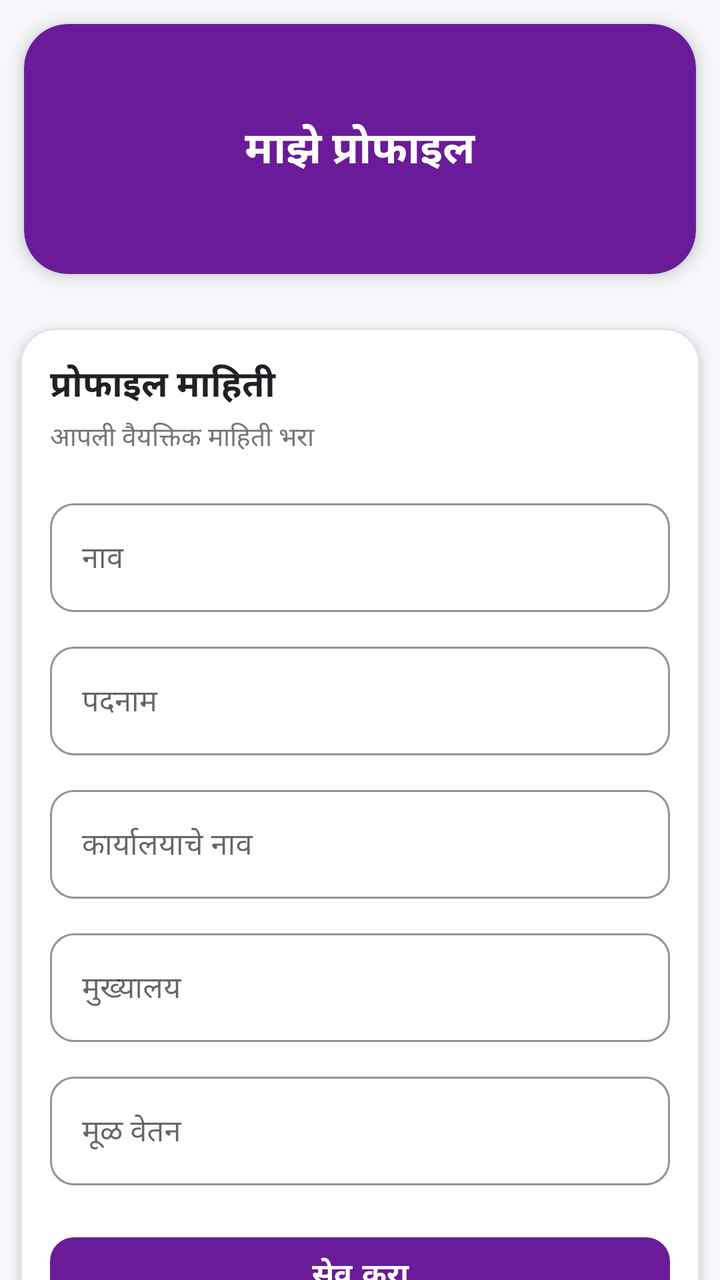
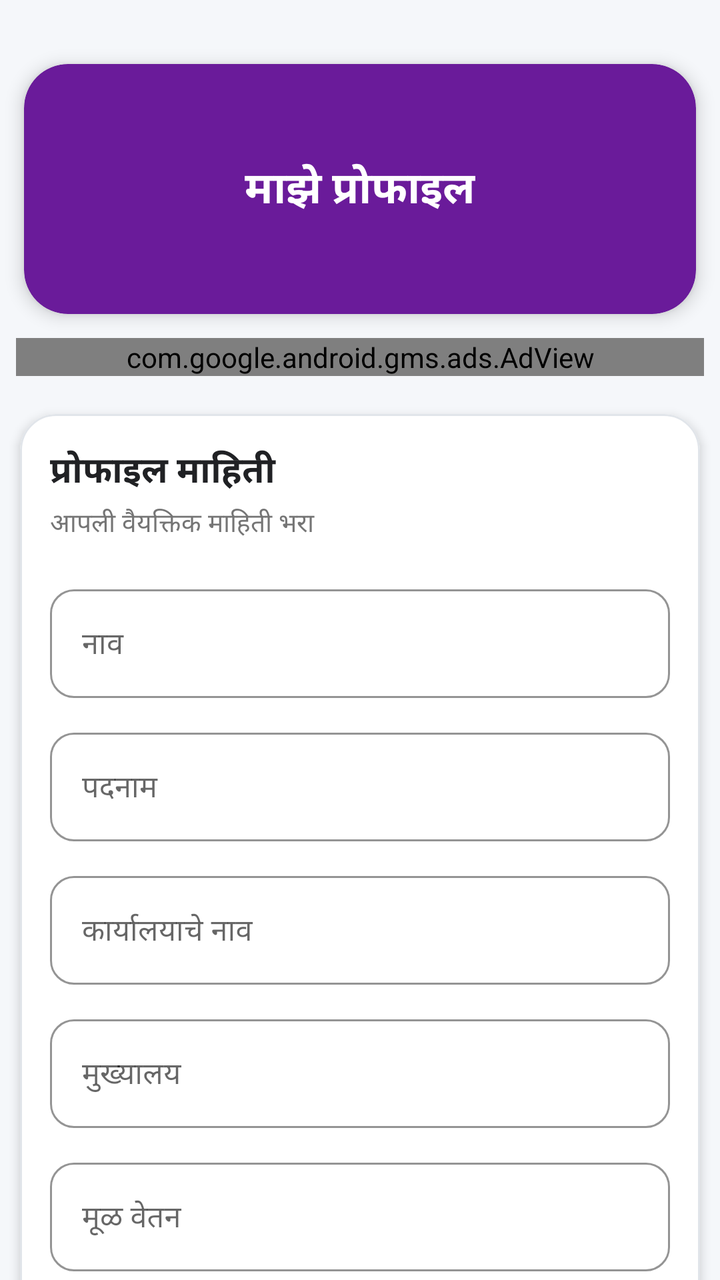

Screens rendered from an Android XML layout before and after an edit, with the pre-edit source and the edit as a unified diff.
<!-- AndroidManifest.xml: application theme AppTheme -->
<!-- res/layout/activity_profile.xml -->
<?xml version="1.0" encoding="utf-8"?>
<ScrollView
    xmlns:android="http://schemas.android.com/apk/res/android"
    xmlns:app="http://schemas.android.com/apk/res-auto"
    xmlns:tools="http://schemas.android.com/tools"
    android:layout_width="match_parent"
    android:layout_height="match_parent"
    android:background="#F5F7FA"
    android:fillViewport="true"
    android:scrollbars="none"
    tools:context=".ReportActivity">

    <LinearLayout
        android:layout_width="match_parent"
        android:layout_height="wrap_content"
        android:orientation="vertical"
        android:paddingBottom="25dp">


        
        <com.google.android.material.card.MaterialCardView
            android:layout_width="match_parent"
            android:layout_height="125dp"
            android:layout_margin="12dp"
            app:cardBackgroundColor="@color/colorPrimary"
            app:cardCornerRadius="22dp"
            app:cardElevation="5dp">

            <LinearLayout
                android:layout_width="match_parent"
                android:layout_height="match_parent"
                android:gravity="center"
                android:orientation="vertical"
                android:padding="16dp">

                <TextView
                    android:layout_width="wrap_content"
                    android:layout_height="wrap_content"
                    android:text="माझे प्रोफाइल"
                    android:textColor="@android:color/white"
                    android:textSize="22sp"
                    android:textStyle="bold" />

                
                
                
                
                
                
                









            </LinearLayout>

        </com.google.android.material.card.MaterialCardView>

        

        <com.google.android.material.card.MaterialCardView
            android:id="@+id/profileCard"
            android:layout_width="match_parent"
            android:layout_height="wrap_content"
            android:layout_marginStart="10dp"
            android:layout_marginTop="15dp"
            android:layout_marginEnd="10dp"
            app:cardBackgroundColor="@android:color/white"
            app:cardCornerRadius="18dp"
            app:cardElevation="3dp"
            app:strokeColor="#E1E5EA"
            app:strokeWidth="1dp">

            <LinearLayout
                android:layout_width="match_parent"
                android:layout_height="wrap_content"
                android:orientation="vertical"
                android:padding="15dp">


                

                <TextView
                    android:layout_width="match_parent"
                    android:layout_height="wrap_content"
                    android:text="प्रोफाइल माहिती"
                    android:textColor="#202124"
                    android:textSize="18sp"
                    android:textStyle="bold" />

                <TextView
                    android:layout_width="match_parent"
                    android:layout_height="wrap_content"
                    android:layout_marginTop="3dp"
                    android:text="आपली वैयक्तिक माहिती भरा"
                    android:textColor="#757575"
                    android:textSize="13sp" />


                

                <EditText
                    android:id="@+id/edd"
                    android:layout_width="match_parent"
                    android:layout_height="wrap_content"
                    android:visibility="gone" />


                

                <com.google.android.material.textfield.TextInputLayout
                    android:id="@+id/nameLayout"
                    style="@style/Widget.MaterialComponents.TextInputLayout.OutlinedBox"
                    android:layout_width="match_parent"
                    android:layout_height="wrap_content"
                    android:layout_marginTop="18dp"
                    android:hint="नाव"
                    app:boxCornerRadiusBottomEnd="12dp"
                    app:boxCornerRadiusBottomStart="12dp"
                    app:boxCornerRadiusTopEnd="12dp"
                    app:boxCornerRadiusTopStart="12dp"
                    app:boxStrokeColor="@color/colorPrimary">

                    <com.google.android.material.textfield.TextInputEditText
                        android:id="@+id/ed11"
                        android:layout_width="match_parent"
                        android:layout_height="wrap_content"
                        android:inputType="textPersonName"
                        android:textSize="15sp" />

                </com.google.android.material.textfield.TextInputLayout>


                

                <com.google.android.material.textfield.TextInputLayout
                    android:id="@+id/designationLayout"
                    style="@style/Widget.MaterialComponents.TextInputLayout.OutlinedBox"
                    android:layout_width="match_parent"
                    android:layout_height="wrap_content"
                    android:layout_marginTop="12dp"
                    android:hint="पदनाम"
                    app:boxCornerRadiusBottomEnd="12dp"
                    app:boxCornerRadiusBottomStart="12dp"
                    app:boxCornerRadiusTopEnd="12dp"
                    app:boxCornerRadiusTopStart="12dp"
                    app:boxStrokeColor="@color/colorPrimary">

                    <com.google.android.material.textfield.TextInputEditText
                        android:id="@+id/ed22"
                        android:layout_width="match_parent"
                        android:layout_height="wrap_content"
                        android:inputType="text"
                        android:textSize="15sp" />

                </com.google.android.material.textfield.TextInputLayout>


                

                <com.google.android.material.textfield.TextInputLayout
                    android:id="@+id/officeLayout"
                    style="@style/Widget.MaterialComponents.TextInputLayout.OutlinedBox"
                    android:layout_width="match_parent"
                    android:layout_height="wrap_content"
                    android:layout_marginTop="12dp"
                    android:hint="कार्यालयाचे नाव"
                    app:boxCornerRadiusBottomEnd="12dp"
                    app:boxCornerRadiusBottomStart="12dp"
                    app:boxCornerRadiusTopEnd="12dp"
                    app:boxCornerRadiusTopStart="12dp"
                    app:boxStrokeColor="@color/colorPrimary">

                    <com.google.android.material.textfield.TextInputEditText
                        android:id="@+id/ed3"
                        android:layout_width="match_parent"
                        android:layout_height="wrap_content"
                        android:inputType="text"
                        android:textSize="15sp" />

                </com.google.android.material.textfield.TextInputLayout>


                

                <com.google.android.material.textfield.TextInputLayout
                    android:id="@+id/headquarterLayout"
                    style="@style/Widget.MaterialComponents.TextInputLayout.OutlinedBox"
                    android:layout_width="match_parent"
                    android:layout_height="wrap_content"
                    android:layout_marginTop="12dp"
                    android:hint="मुख्यालय"
                    app:boxCornerRadiusBottomEnd="12dp"
                    app:boxCornerRadiusBottomStart="12dp"
                    app:boxCornerRadiusTopEnd="12dp"
                    app:boxCornerRadiusTopStart="12dp"
                    app:boxStrokeColor="@color/colorPrimary">

                    <com.google.android.material.textfield.TextInputEditText
                        android:id="@+id/ed4"
                        android:layout_width="match_parent"
                        android:layout_height="wrap_content"
                        android:inputType="text"
                        android:textSize="15sp" />

                </com.google.android.material.textfield.TextInputLayout>


                

                <com.google.android.material.textfield.TextInputLayout
                    android:id="@+id/salaryLayout"
                    style="@style/Widget.MaterialComponents.TextInputLayout.OutlinedBox"
                    android:layout_width="match_parent"
                    android:layout_height="wrap_content"
                    android:layout_marginTop="12dp"
                    android:hint="मूळ वेतन"
                    app:boxCornerRadiusBottomEnd="12dp"
                    app:boxCornerRadiusBottomStart="12dp"
                    app:boxCornerRadiusTopEnd="12dp"
                    app:boxCornerRadiusTopStart="12dp"
                    app:boxStrokeColor="@color/colorPrimary">

                    <com.google.android.material.textfield.TextInputEditText
                        android:id="@+id/ed5"
                        android:layout_width="match_parent"
                        android:layout_height="wrap_content"
                        android:inputType="number"
                        android:textSize="15sp" />

                </com.google.android.material.textfield.TextInputLayout>


                

                <com.google.android.material.button.MaterialButton
                    android:id="@+id/edit"
                    android:layout_width="match_parent"
                    android:layout_height="50dp"
                    android:layout_marginTop="20dp"
                    android:text="सेव करा"
                    android:textColor="@android:color/white"
                    android:textSize="15sp"
                    android:textStyle="bold"
                    app:backgroundTint="@color/colorPrimary"
                    app:cornerRadius="12dp" />

            </LinearLayout>

        </com.google.android.material.card.MaterialCardView>


        

        <com.google.android.material.card.MaterialCardView
            android:layout_width="match_parent"
            android:layout_height="wrap_content"
            android:layout_marginStart="14dp"
            android:layout_marginTop="12dp"
            android:layout_marginEnd="14dp"
            app:cardBackgroundColor="#FFF8E1"
            app:cardCornerRadius="14dp"
            app:cardElevation="2dp"
            app:strokeColor="#FFE082"
            app:strokeWidth="1dp">

            <TextView
                android:layout_width="match_parent"
                android:layout_height="wrap_content"
                android:padding="12dp"
                android:gravity="center"
                android:text="कृपया आपली माहिती योग्यरित्या भरा."
                android:textColor="#D84315"
                android:textSize="13sp"
                android:textStyle="bold" />

        </com.google.android.material.card.MaterialCardView>

    </LinearLayout>

</ScrollView>
<!-- resources referenced by this layout -->
<resources>
  <color name="colorPrimary">#6A1B9A</color>
  <style name="AppTheme" parent="Theme.MaterialComponents.Light.NoActionBar">
  
          <item name="colorPrimary">@color/colorPrimary</item>
          <item name="colorPrimaryDark">@color/colorPrimaryDark</item>
          <item name="colorAccent">@color/colorAccent</item>
          <item name="android:statusBarColor">@color/colorBackground</item>
          <item name="android:windowLightStatusBar">true</item>
  
      </style>
  <color name="colorPrimaryDark">#1565C0</color>
  <color name="colorAccent">#EC407A</color>
  <color name="colorBackground">#F5F7FA</color>
</resources>

<!-- the commit's change to res/layout/activity_profile.xml (unified diff, before → after) -->
@@ -14,7 +14,8 @@
         android:layout_width="match_parent"
         android:layout_height="wrap_content"
         android:orientation="vertical"
-        android:paddingBottom="25dp">
+        android:paddingBottom="40dp"
+        android:paddingTop="20dp">
 
 
         
@@ -60,6 +61,17 @@
             </LinearLayout>
 
         </com.google.android.material.card.MaterialCardView>
+
+        <com.google.android.gms.ads.AdView
+            android:id="@+id/adView"
+            android:layout_width="match_parent"
+            android:layout_height="wrap_content"
+            android:layout_above="@id/bottomLayout"
+            android:layout_marginStart="8dp"
+            android:layout_marginEnd="8dp"
+            android:layout_marginBottom="4dp"
+            app:adSize="BANNER"
+            app:adUnitId="ca-app-pub-4859457733348288/7338186076" />
 
         
 
